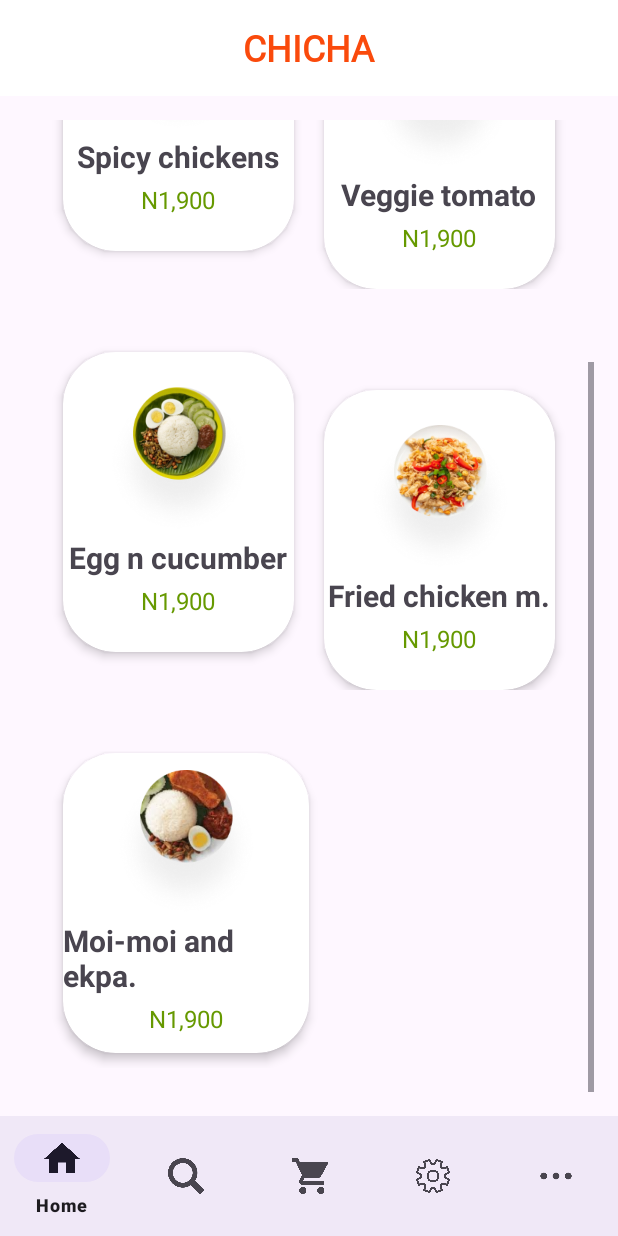
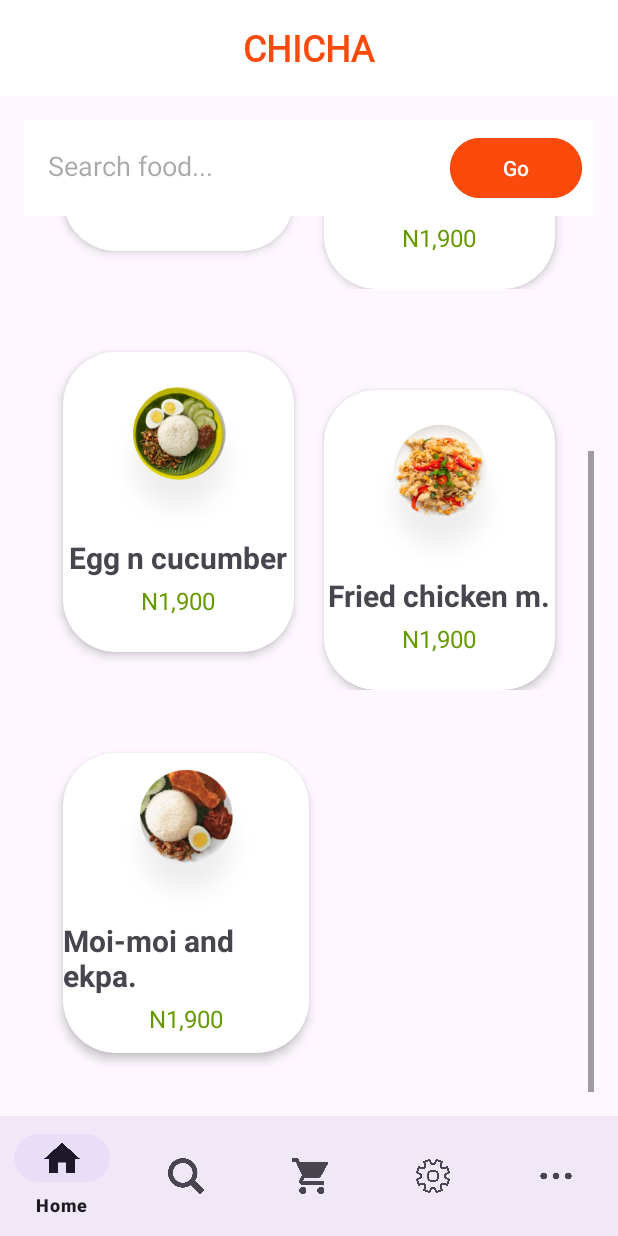
Before and after one commit to gyuetorade/Project, an Android app: the fragment SearchFragment placed in its activity, scrolled down 214 dp, on a phone screen of 412 x 824 dp. Run offline under Robolectric (Android 15) with nearby library versions, the phone set to English and light mode, and no system bars.

Commit message:
better fragment_search.xml

```diff
--- a/app/src/main/res/layout/fragment_search.xml
+++ b/app/src/main/res/layout/fragment_search.xml
@@ -5,27 +5,17 @@
     android:layout_height="match_parent"
     android:padding="16dp">
 
-    <ScrollView
-        android:layout_width="0dp"
-        android:layout_height="0dp"
-        app:layout_constraintTop_toTopOf="parent"
-        app:layout_constraintBottom_toBottomOf="parent"
-        app:layout_constraintStart_toStartOf="parent"
-        app:layout_constraintEnd_toEndOf="parent">
-
-        <LinearLayout
-            android:layout_width="match_parent"
-            android:layout_height="wrap_content"
-            android:orientation="vertical">
-
     <!-- Search Bar -->
     <LinearLayout
         android:id="@+id/searchBar"
-                android:layout_width="match_parent"
+        android:layout_width="0dp"
         android:layout_height="wrap_content"
         android:background="@color/white"
         android:orientation="horizontal"
-                android:padding="8dp">
+        android:padding="8dp"
+        app:layout_constraintEnd_toEndOf="parent"
+        app:layout_constraintStart_toStartOf="parent"
+        app:layout_constraintTop_toTopOf="parent">
 
         <EditText
             android:id="@+id/etSearch"
@@ -46,6 +36,14 @@
     </LinearLayout>
 
     <!-- Scrollable Food Cards -->
+    <ScrollView
+        android:layout_width="0dp"
+        android:layout_height="0dp"
+        app:layout_constraintBottom_toBottomOf="parent"
+        app:layout_constraintEnd_toEndOf="parent"
+        app:layout_constraintStart_toStartOf="parent"
+        app:layout_constraintTop_toBottomOf="@id/searchBar">
+
         <LinearLayout
             android:id="@+id/foodList"
             android:layout_width="match_parent"
@@ -71,6 +69,7 @@
                     android:layout_weight="1"
                     app:cardCornerRadius="35dp"
                     app:cardElevation="4dp">
+
 
                     <LinearLayout
                         android:layout_width="match_parent"
@@ -99,6 +98,8 @@
                             android:text="N1,900"
                             android:textColor="@android:color/holo_green_dark"
                             android:textSize="16sp" />
+
+
                     </LinearLayout>
                 </androidx.cardview.widget.CardView>
 
@@ -112,6 +113,7 @@
                     android:layout_weight="1"
                     app:cardCornerRadius="35dp"
                     app:cardElevation="4dp">
+
 
                     <LinearLayout
                         android:layout_width="match_parent"
@@ -140,9 +142,11 @@
                             android:text="N1,900"
                             android:textColor="@android:color/holo_green_dark"
                             android:textSize="16sp" />
+
                     </LinearLayout>
                 </androidx.cardview.widget.CardView>
             </LinearLayout>
+
 
             <LinearLayout
                 android:layout_width="match_parent"
@@ -162,6 +166,7 @@
                     android:layout_weight="1"
                     app:cardCornerRadius="35dp"
                     app:cardElevation="4dp">
+
 
                     <LinearLayout
                         android:layout_width="match_parent"
@@ -191,6 +196,8 @@
                             android:text="N1,900"
                             android:textColor="@android:color/holo_green_dark"
                             android:textSize="16sp" />
+
+
                     </LinearLayout>
                 </androidx.cardview.widget.CardView>
 
@@ -204,6 +211,7 @@
                     android:layout_weight="1"
                     app:cardCornerRadius="35dp"
                     app:cardElevation="4dp">
+
 
                     <LinearLayout
                         android:layout_width="match_parent"
@@ -232,6 +240,7 @@
                             android:text="N1,900"
                             android:textColor="@android:color/holo_green_dark"
                             android:textSize="16sp" />
+
                     </LinearLayout>
                 </androidx.cardview.widget.CardView>
             </LinearLayout>
@@ -242,7 +251,6 @@
                 android:orientation="horizontal"
                 android:padding="16dp"
                 android:weightSum="2">
-
                 <!-- Moi-moi and ekpa. Card -->
                 <androidx.cardview.widget.CardView
                     android:layout_marginRight="10dp"
@@ -254,6 +262,7 @@
                     android:layout_weight="1"
                     app:cardCornerRadius="35dp"
                     app:cardElevation="4dp">
+
 
                 <LinearLayout
                     android:layout_width="match_parent"
@@ -282,25 +291,23 @@
                         android:text="N1,900"
                         android:textColor="@android:color/holo_green_dark"
                         android:textSize="16sp" />
+
             </LinearLayout>
         </androidx.cardview.widget.CardView>
-                </LinearLayout>
 
     </LinearLayout>
-        </LinearLayout>
-    </ScrollView>
+</LinearLayout></ScrollView>
 
 <TextView
 android:id="@+id/noResult"
+android:layout_gravity="center"
+android:layout_height="wrap_content"
 android:layout_width="wrap_content"
-        android:layout_height="wrap_content"
-        android:layout_gravity="center"
 android:text="No Result"
 android:textSize="20sp"
 android:textStyle="bold"
 android:visibility="gone"
-        app:layout_constraintTop_toTopOf="parent"
 app:layout_constraintBottom_toBottomOf="parent"
+app:layout_constraintEnd_toEndOf="parent"
 app:layout_constraintStart_toStartOf="parent"
-        app:layout_constraintEnd_toEndOf="parent" />
-</androidx.constraintlayout.widget.ConstraintLayout>
+app:layout_constraintTop_toTopOf="parent" /></androidx.constraintlayout.widget.ConstraintLayout>
```
Lines whose indentation alone changed are shown as unchanged.
